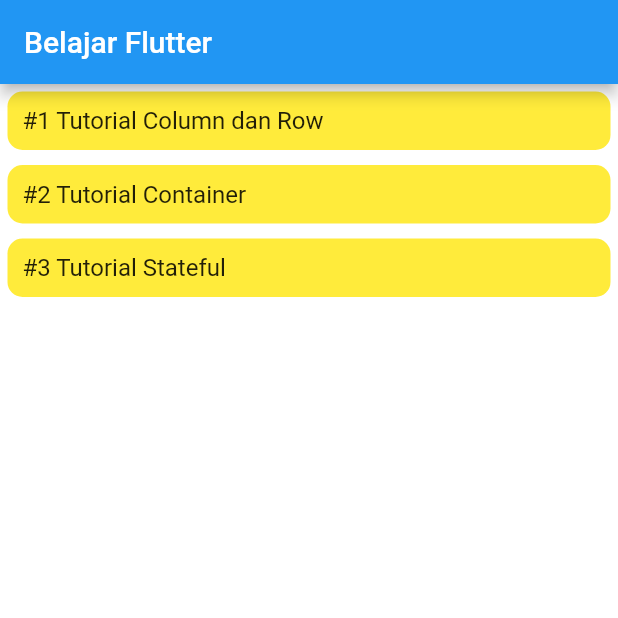
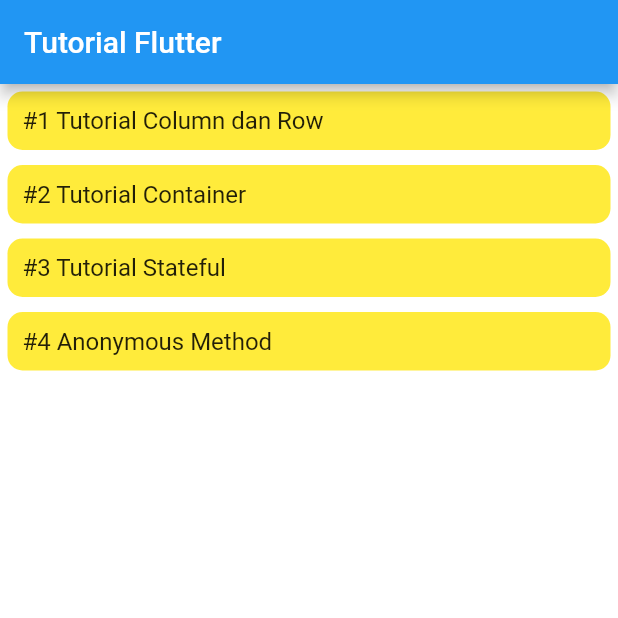
Before and after one commit to syahroel712/tutorial-flutter-pemula, a Flutter app: the screen it shows after launch, on a phone screen of 412 x 824 dp, the top half of it. Run offline on Flutter 3.47's test engine with Material 2 defaults, Android fonts, the phone set to English and light mode, and no system bars.

Commit message:
4 Anonymous Method

```diff
--- a/lib/main.dart
+++ b/lib/main.dart
@@ -4,6 +4,7 @@ import 'package:flutter_study/pages/home.dart';
 import 'package:flutter_study/pages/1_column_row.dart';
 import 'package:flutter_study/pages/2_container.dart';
 import 'package:flutter_study/pages/3_stateful.dart';
+import 'package:flutter_study/pages/4_anonymous_method.dart';
 
 void main() {
   runApp(MyApp());
@@ -15,12 +16,13 @@ class MyApp extends StatelessWidget {
     '/1_column_row': (_) => ColumnRowPage(),
     '/2_container': (_) => ContainerPage(),
     '/3_stateful': (_) => StatefulPage(),
+    '/4_anonymous': (_) => AnonymousPage(),
   };
 
   @override
   Widget build(BuildContext context) {
     return MaterialApp(
-      title: "Belajar Flutter",
+      title: "Tutorial Flutter",
       theme: ThemeData(
         primarySwatch: Colors.blue,
         scaffoldBackgroundColor: Colors.white,
--- a/lib/pages/home.dart
+++ b/lib/pages/home.dart
@@ -10,7 +10,7 @@ class HomePage extends StatelessWidget {
       home: Scaffold(
         backgroundColor: Colors.white,
         appBar: AppBar(
-          title: Text("Belajar Flutter"),
+          title: Text("Tutorial Flutter"),
         ),
         body: SafeArea(
           child: Expanded(
@@ -78,6 +78,26 @@ class HomePage extends StatelessWidget {
                       ),
                     ),
                   ),
+                  Container(
+                    margin: EdgeInsets.all(5),
+                    padding: EdgeInsets.all(10),
+                    width: MediaQuery.of(context).size.width,
+                    decoration: BoxDecoration(
+                      borderRadius: BorderRadius.circular(10),
+                      color: Colors.yellow,
+                    ),
+                    child: InkWell(
+                      onTap: () {
+                        Navigator.pushNamed(context, '/4_anonymous');
+                      },
+                      child: Text(
+                        '#4 Anonymous Method',
+                        style: TextStyle(
+                          fontSize: 16,
+                        ),
+                      ),
+                    ),
+                  ),
                 ],
               ),
             ),
```
Also changed, not shown: lib/pages/4_anonymous_method.dart (added, +48 -0 lines).
